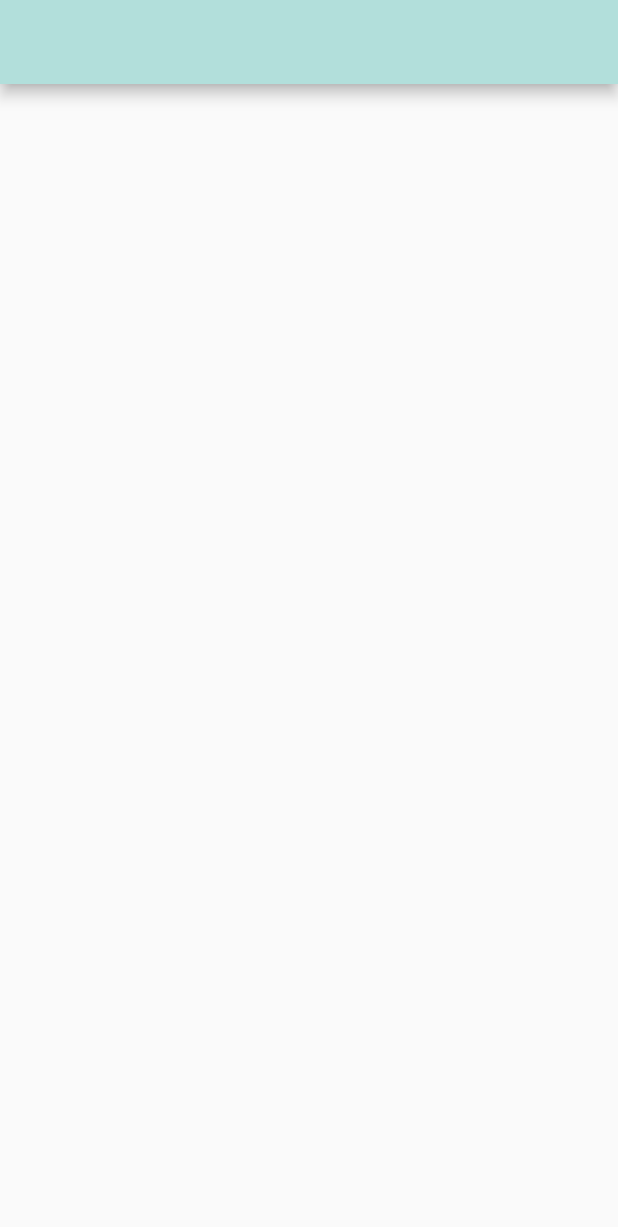
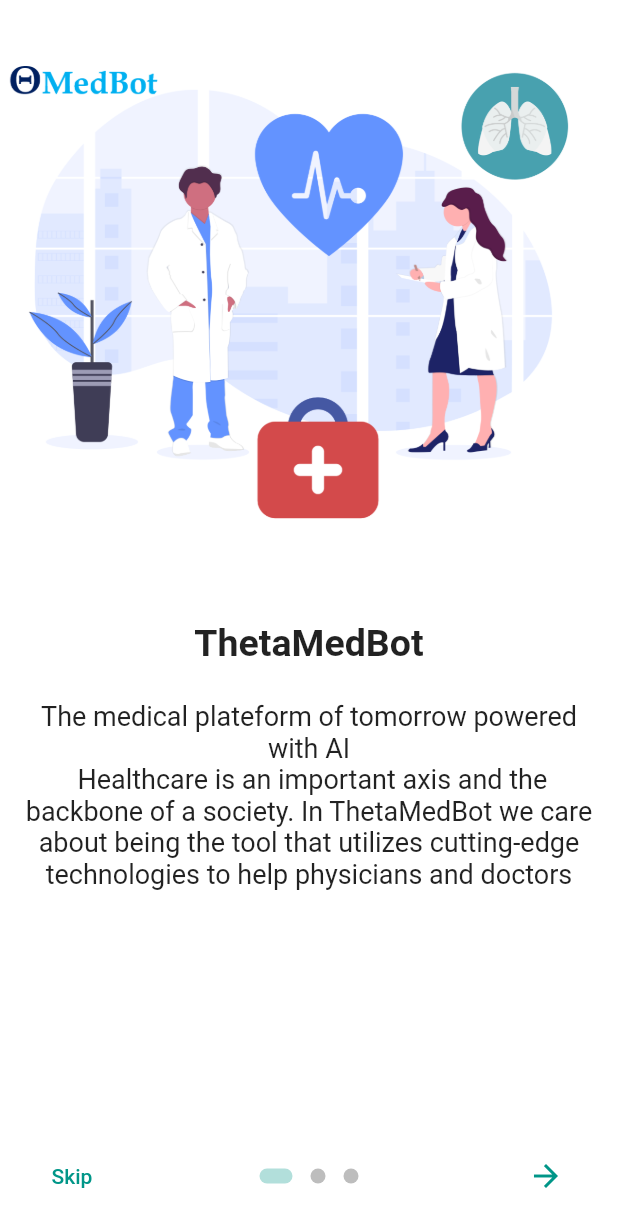
Before and after one commit to SofianeOuaari/thetamedbot, a Flutter app: the screen it shows after launch, on a phone screen of 412 x 824 dp. Shown: the top 1227 px of the screen. Run offline on Flutter 3.47's test engine with Material 2 defaults, Android fonts, the phone set to English and light mode, and no system bars; drawn by our look-alikes of introduction_screen; our stand-ins replace splashscreen.

Commit message:
Description Pges

```diff
--- /dev/null
+++ b/lib/authentification/sign_up.dart
@@ -0,0 +1,11 @@
+import 'package:flutter/material.dart';
+
+class SignUpPage extends StatefulWidget {
+  _SignUpPage createState() => _SignUpPage();
+}
+
+class _SignUpPage extends State<SignUpPage> {
+  Widget build(BuildContext context) {
+    return Scaffold(body: Container());
+  }
+}
--- /dev/null
+++ b/lib/description.dart
@@ -0,0 +1,55 @@
+import "package:flutter/material.dart";
+import "package:introduction_screen/introduction_screen.dart";
+import 'authentification/sign_up.dart';
+
+class DescriptionPage extends StatefulWidget {
+  _DescriptionPage createState() => _DescriptionPage();
+}
+
+class _DescriptionPage extends State<DescriptionPage> {
+  void _introEnd(context) {
+    Navigator.pushReplacement(context, MaterialPageRoute(builder: (context) {
+      return SignUpPage();
+    }));
+  }
+
+  Widget build(BuildContext context) {
+    return Scaffold(
+        body: IntroductionScreen(
+      pages: [
+        PageViewModel(decoration: PageDecoration(pageColor: Colors.white,titleTextStyle: TextStyle(fontSize: 25,fontWeight: FontWeight.bold)),
+          image: Image.asset("assets/Design_1.png"),
+          title: "ThetaMedBot",
+          body:
+              "The medical plateform of tomorrow powered with AI\n Healthcare is an important axis and the backbone of a society. In ThetaMedBot we care about being the tool that utilizes cutting-edge technologies to help physicians and doctors",
+        ),
+        PageViewModel(decoration: PageDecoration(pageColor: Colors.white,titleTextStyle: TextStyle(fontSize: 25,fontWeight: FontWeight.bold)),
+          image: Image.asset("assets/Design_2.png"),
+          title: "Multiple Deep Learning Image Recognition Model",
+          body:
+              "Making the diagnosis as simple as scanning a picture for quick and accurate results in real-time",
+        ),
+        PageViewModel(decoration: PageDecoration(pageColor: Colors.white,titleTextStyle: TextStyle(fontSize: 25,fontWeight: FontWeight.bold)),
+            image: Image.asset("assets/Design_3_1.png"),
+            title: "Multipe Data Format",
+            body:
+                "Models supporting many image categories and data formats.\n \n X-Rays, Cell Images, Skin Images and Tabular format data")
+      ],
+      onDone: () => _introEnd(context),
+      showSkipButton: true,
+      skipFlex: 0,
+      nextFlex: 0,
+      skip: const Text('Skip'),
+      next: const Icon(Icons.arrow_forward),
+      done: const Text('Done', style: TextStyle(fontWeight: FontWeight.w600)),
+      dotsDecorator: const DotsDecorator(
+        size: Size(10.0, 10.0),
+        color: Color(0xFFBDBDBD),
+        activeSize: Size(22.0, 10.0),
+        activeShape: RoundedRectangleBorder(
+          borderRadius: BorderRadius.all(Radius.circular(25.0)),
+        ),
+      ),
+    ));
+  }
+}
--- a/lib/main.dart
+++ b/lib/main.dart
@@ -1,6 +1,7 @@
 import 'package:flutter/material.dart';
 import 'package:splashscreen/splashscreen.dart';
 import 'main_page.dart';
+import 'description.dart';
 
 void main() {
   runApp(MyApp());
@@ -11,15 +12,19 @@ class MyApp extends StatelessWidget {
   @override
   Widget build(BuildContext context) {
     return MaterialApp(
-
       theme: ThemeData(
-
-        primarySwatch: Colors.teal,//Colors.teal,
+        primarySwatch: Colors.teal, //Colors.teal,
         primaryColor: Colors.teal[100],
         visualDensity: VisualDensity.adaptivePlatformDensity,
       ),
-      home: SplashScreen(seconds: 15,navigateAfterSeconds: MainPage(),image: Image.asset("assets/logo_thetamedbot_text.png") ,backgroundColor: Color(0xffe3fdfd),photoSize: 130,),
+      home: SplashScreen(
+        seconds: 15,
+        navigateAfterSeconds: DescriptionPage()/*MainPage()*/,
 
+        image: Image.asset("assets/logo_thetamedbot_text.png"),
+        backgroundColor: Color(0xffe3fdfd),
+        photoSize: 130,
+      ),
     );
   }
 }
--- a/pubspec.yaml
+++ b/pubspec.yaml
@@ -31,6 +31,7 @@ dependencies:
   tflite: ^0.0.5
   image_picker: ^0.6.7+9
   splashscreen: ^1.2.0
+  introduction_screen: ^1.0.9
 
 dev_dependencies:
   flutter_test:
@@ -48,7 +49,8 @@ flutter:
   uses-material-design: true
 
   # To add assets to your application, add an assets section, like this:
-  # assets:
+  assets:
+    - assets/
   #   - images/a_dot_burr.jpeg
   #   - images/a_dot_ham.jpeg
 
```
Also changed, not shown: assets/Design_1.png (added), assets/Design_2.png (added), assets/Design_3.png (added), assets/Design_3_1.png (added), assets/dermatology.png (added), assets/iconfinder_medical_icon_3_1290986.png (added), assets/medicine_icon.png (added), assets/undraw_no_data_qbuo.png (added), 2 other files.
